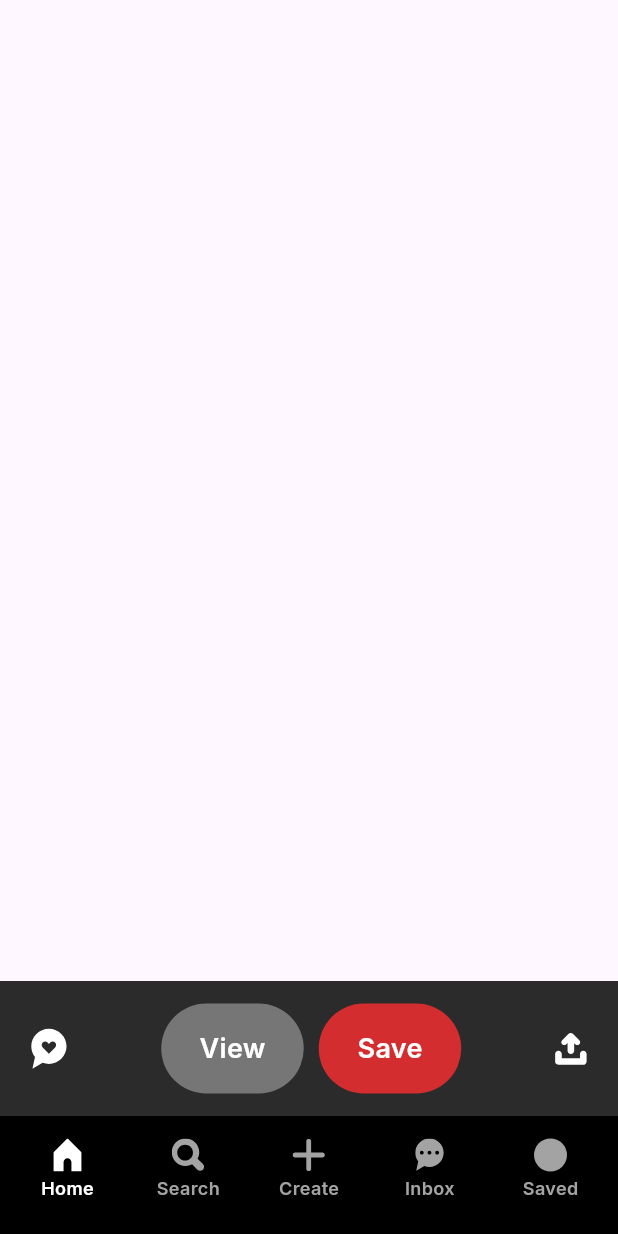
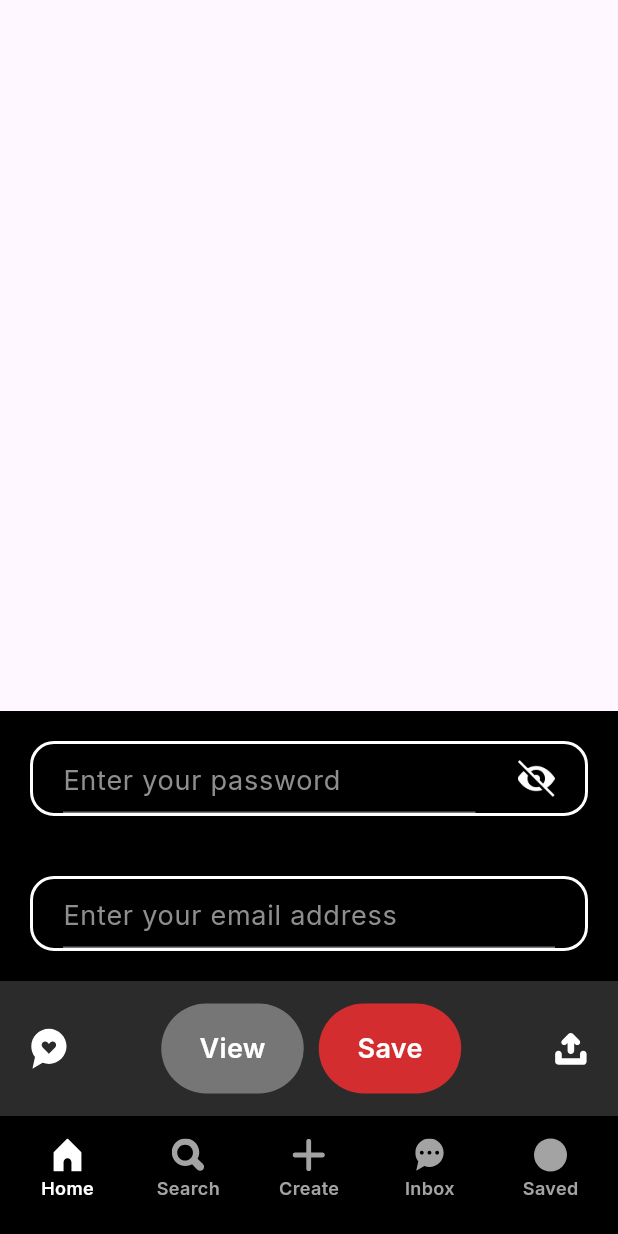
Before and after one commit to lyGrace2003/pinterest_clone, a Flutter app: the screen it shows after launch, on a phone screen of 412 x 824 dp. Run offline on Flutter 3.47's test engine with Material 3 defaults, Android fonts, the phone set to English and light mode, and no system bars; our stand-ins replace flutter_svg, google_fonts.

Commit message:
added sign up search bar widget and its functionality

```diff
--- a/lib/login-sign up/landing_page.dart
+++ b/lib/login-sign up/landing_page.dart
@@ -1,4 +1,5 @@
 import 'package:flutter/material.dart';
+import 'package:pinterest_clone/widgets/search_bar.dart';
 import 'package:pinterest_clone/widgets/view_save.dart';
 // import 'package:pinterest_clone/utils/size_config.dart';
 
@@ -18,7 +19,10 @@ class _LandingPageState extends State<LandingPage> {
     return const Scaffold(
       body: Column(
         children: [
+
           Spacer(),
+          SignUpSearchBarWidget(forWhatPurpose: 'Password',),
+          SignUpSearchBarWidget(forWhatPurpose: 'Email',),
           ViewSaveWidget(),
           NavigationBarWidget(selectedItem: 'home',),
         ],
--- a/lib/main.dart
+++ b/lib/main.dart
@@ -9,7 +9,6 @@ void main() {
 class MyApp extends StatelessWidget {
   const MyApp({super.key});
 
-  // This widget is the root of your application.
   @override
   Widget build(BuildContext context) {
     return MaterialApp(
--- /dev/null
+++ b/lib/widgets/search_bar.dart
@@ -0,0 +1,118 @@
+import 'package:flutter/material.dart';
+import 'package:google_fonts/google_fonts.dart';
+
+class SignUpSearchBarWidget extends StatefulWidget {
+  final String forWhatPurpose;
+  const SignUpSearchBarWidget({super.key, required this.forWhatPurpose});
+
+  @override
+  State<SignUpSearchBarWidget> createState() => _SignUpSearchBarWidgetState();
+}
+
+class _SignUpSearchBarWidgetState extends State<SignUpSearchBarWidget> {
+  // ignore: prefer_final_fields
+  TextEditingController _controller = TextEditingController();
+  bool _isContainerClicked = false;
+
+  @override
+  void dispose() {
+    _controller.dispose();
+    super.dispose();
+  }
+
+  @override
+  Widget build(BuildContext context) {
+    return SizedBox(
+      height: 90,
+      width: MediaQuery.of(context).size.width,
+      child: Container(
+        color: const Color(0xFF000000),
+        child: Padding(
+          padding: const EdgeInsets.fromLTRB(20, 0, 20, 0),
+          child: Center(
+            child: GestureDetector(
+              onTap: () {
+                setState(() {
+                  _isContainerClicked = !_isContainerClicked;
+                });
+              },
+              child: Container(
+                width: 380,
+                height: 50,
+                decoration: BoxDecoration(
+                  borderRadius: BorderRadius.circular(16),
+                  border: Border.all(color: const Color(0xFFFFFFFF), width: 2),
+                ),
+                child: purpose(widget.forWhatPurpose),
+              ),
+            ),
+          ),
+        ),
+      ),
+    );
+  }
+
+  Widget purpose(String input) {
+    if (input == 'Email') {
+      return Padding(
+        padding: const EdgeInsets.fromLTRB(20, 0, 20, 0),
+        child: TextField(
+          controller: _controller,
+          style: GoogleFonts.inter(
+            color: const Color(0xFFFFFFFF),
+            fontSize: 18,
+            fontWeight: FontWeight.w400,
+          ),
+          decoration: InputDecoration(
+            hintText: 'Enter your email address',
+            hintStyle: GoogleFonts.inter(
+              color: const Color(0xFF8E8E8E),
+              fontSize: 18,
+              fontWeight: FontWeight.w400,
+            ),
+          ),
+        ),
+      );
+    } else {
+      return Padding(
+        padding: const EdgeInsets.fromLTRB(20, 0, 20, 0),
+        child: Row(
+          crossAxisAlignment: CrossAxisAlignment.center,
+          children: [
+            SizedBox(
+              width: 275,
+              child: TextField(
+                controller: _controller,
+                style: GoogleFonts.inter(
+                  color: const Color(0xFFFFFFFF),
+                  fontSize: 18,
+                  fontWeight: FontWeight.w400,
+                ),
+                decoration: InputDecoration(
+                  hintText: 'Enter your password',
+                  hintStyle: GoogleFonts.inter(
+                    color: const Color(0xFF8E8E8E),
+                    fontSize: 18,
+                    fontWeight: FontWeight.w400,
+                  ),
+                ),
+                obscureText: !_isContainerClicked,
+              ),
+            ),
+            const Spacer(),
+            Container(
+              width: 25,
+              height: 25,
+              decoration: BoxDecoration(
+                image: DecorationImage(
+                  image: AssetImage(_isContainerClicked ? 'lib/assets/icons/Eye.png' : 'lib/assets/icons/Blind.png'),
+                  fit: BoxFit.cover,
+                ),
+              ),
+            ),
+          ],
+        ),
+      );
+    }
+  }
+}
--- a/lib/widgets/view_save.dart
+++ b/lib/widgets/view_save.dart
@@ -3,19 +3,10 @@ import 'package:flutter/material.dart';
 import 'package:flutter/widgets.dart';
 import 'package:flutter_svg/svg.dart';
 import 'package:google_fonts/google_fonts.dart';
-// import 'package:flutter_svg/flutter_svg.dart';
-// import 'package:google_fonts/google_fonts.dart';
 
-class ViewSaveWidget extends StatefulWidget {
+class ViewSaveWidget extends StatelessWidget {
   const ViewSaveWidget({super.key});
 
-
-  @override
-  // ignore: library_private_types_in_public_api
-  _ViewSaveWidgetState createState() => _ViewSaveWidgetState();
-}
-
-class _ViewSaveWidgetState extends State<ViewSaveWidget>  {
 
  @override
  Widget build(BuildContext context) {
@@ -85,5 +76,4 @@ class _ViewSaveWidgetState extends State<ViewSaveWidget>  {
       ),
     );
  }
-
 }
--- a/pubspec.yaml
+++ b/pubspec.yaml
@@ -33,3 +33,6 @@ flutter:
     - lib/assets/icons/Inbox.svg
     - lib/assets/icons/Heart.svg
     - lib/assets/icons/Upload.svg
+    - lib/assets/icons/Blind.svg
+    - lib/assets/icons/Blind.png
+    - lib/assets/icons/Eye.png
```
Also changed, not shown: lib/assets/icons/Blind.png (added), lib/assets/icons/Blind.svg (added), lib/assets/icons/Eye.png (added).
